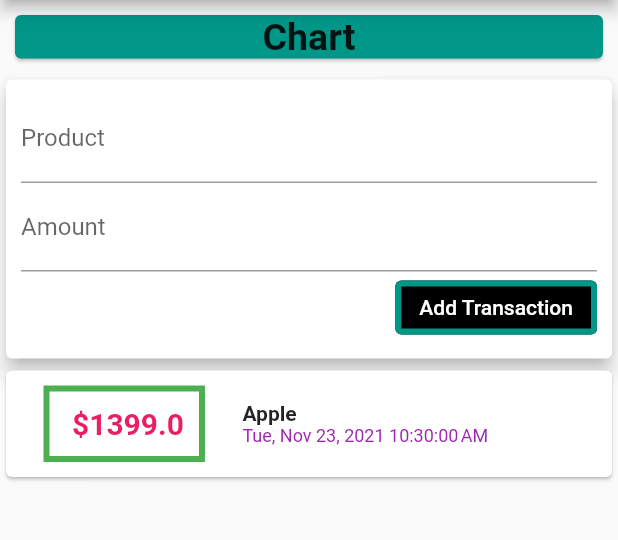
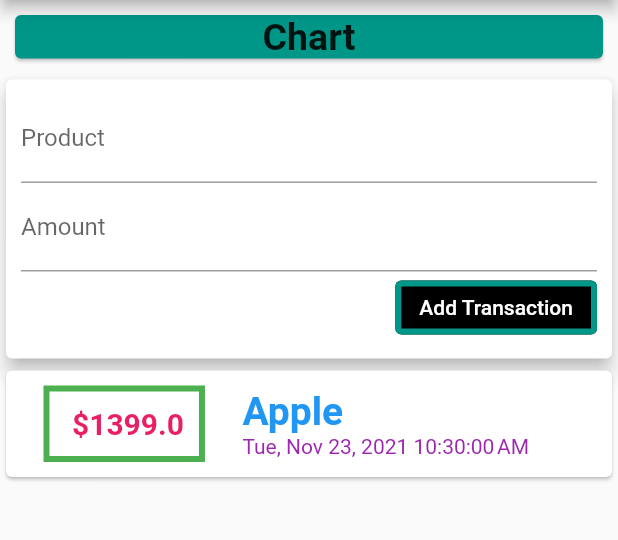
Before and after one commit to AmitGain1818/daily_expenses_Amit, a Flutter app: the screen it shows after launch, on a phone screen of 412 x 824 dp, the part 84-624 px from its top. Run offline on Flutter 3.47's test engine with Material 2 defaults, Android fonts, the phone set to English and light mode, and no system bars.

Commit message:
New Style

```diff
--- a/lib/widgets/transaction_list.dart
+++ b/lib/widgets/transaction_list.dart
@@ -44,15 +44,16 @@ class TransactionList extends StatelessWidget {
                       Text(
                         tx.title,
                         style: TextStyle(
-                          fontSize: 14,
+                          fontSize: 26,
                           fontWeight: FontWeight.bold,
+                          color: Colors.blue,
                         ),
                       ),
                       Text(
                         DateFormat.yMMMEd().add_jms().format(tx.date),
                         style: TextStyle(
                           color: Colors.purple,
-                          fontSize: 12,
+                          fontSize: 14,
                         ),
                       ),
                     ],
```
